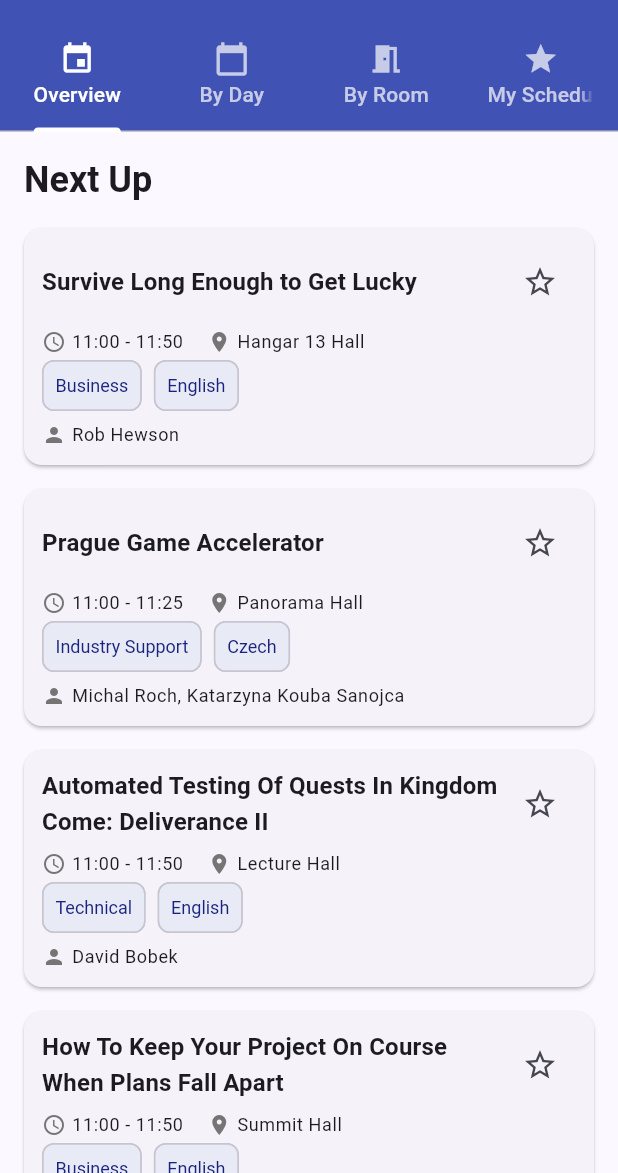
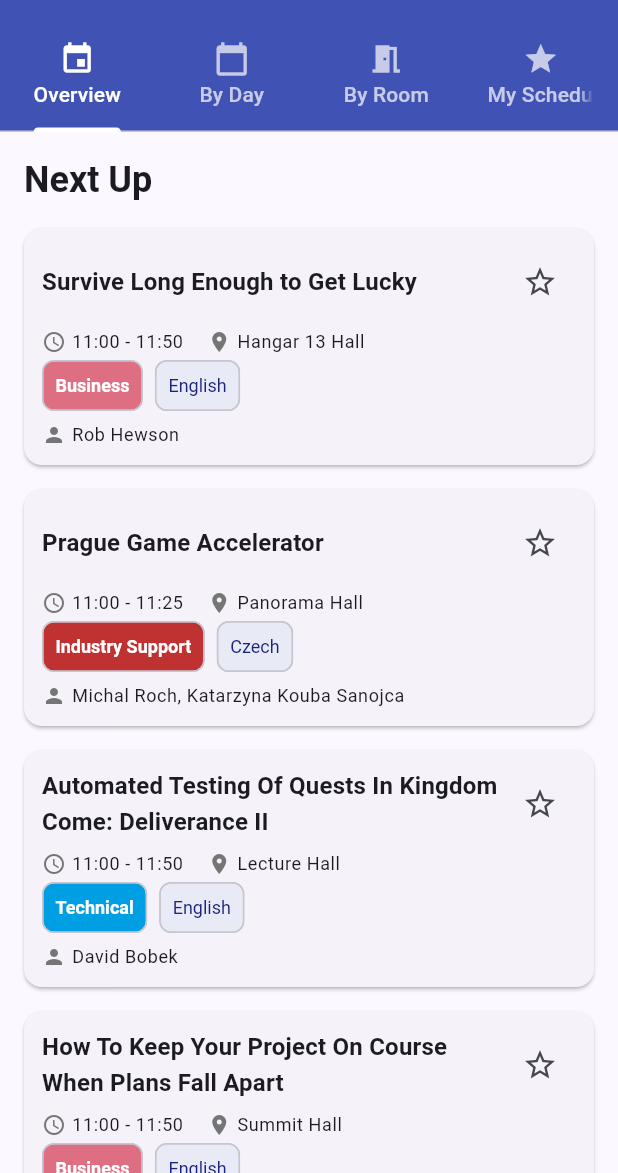
Before and after one commit to jkrejcarek/gdsprague_agenda, a Flutter app: the screen it shows after launch, on a phone screen of 412 x 824 dp, the part 63-1236 px from its top. Run offline on Flutter 3.47's test engine with Material 3 defaults, Android fonts, the phone set to English and light mode, and no system bars; our stand-ins replace shared_preferences.

Commit message:
feat: color coding of session

```diff
--- a/lib/models/session.dart
+++ b/lib/models/session.dart
@@ -1,4 +1,5 @@
 import 'speaker.dart';
+import 'package:flutter/material.dart';
 
 class Session {
   final String title;
@@ -107,4 +108,23 @@ class Session {
     if (start == null) return false;
     return start.isAfter(DateTime.now());
   }
+
+  Color getLevelColor() {
+    switch (level) {
+      case 'Industry Support':
+        return const Color(0xFFC03232);
+      case 'Legal Summit':
+        return const Color(0xFFC66F40);
+      case 'Game/Design':
+        return const Color(0xFFE7AD2F);
+      case 'Technical':
+        return const Color(0xFF009EE2);
+      case 'Art/Audio':
+        return const Color(0xFF9BBA33);
+      case "Business":
+        return const Color(0xFFDE6E81);
+      default:
+        return Colors.grey;
+    }
+  }
 }
--- a/lib/widgets/session_card.dart
+++ b/lib/widgets/session_card.dart
@@ -23,6 +23,7 @@ class _SessionCardState extends State<SessionCard> {
   @override
   Widget build(BuildContext context) {
     final isNow = widget.session.isHappeningNow();
+    final levelColor = widget.session.getLevelColor();
 
     return Card(
       margin: const EdgeInsets.symmetric(horizontal: 16, vertical: 8),
@@ -103,8 +104,13 @@ class _SessionCardState extends State<SessionCard> {
                     Chip(
                       label: Text(
                         widget.session.level,
-                        style: const TextStyle(fontSize: 12),
+                        style: const TextStyle(
+                          fontSize: 12,
+                          color: Colors.white,
+                          fontWeight: FontWeight.bold,
+                        ),
                       ),
+                      backgroundColor: levelColor,
                       padding: const EdgeInsets.all(0),
                       materialTapTargetSize: MaterialTapTargetSize.shrinkWrap,
                     ),
```
Also changed, not shown: lib/screens/session_detail_screen.dart (+20 -1 lines).
